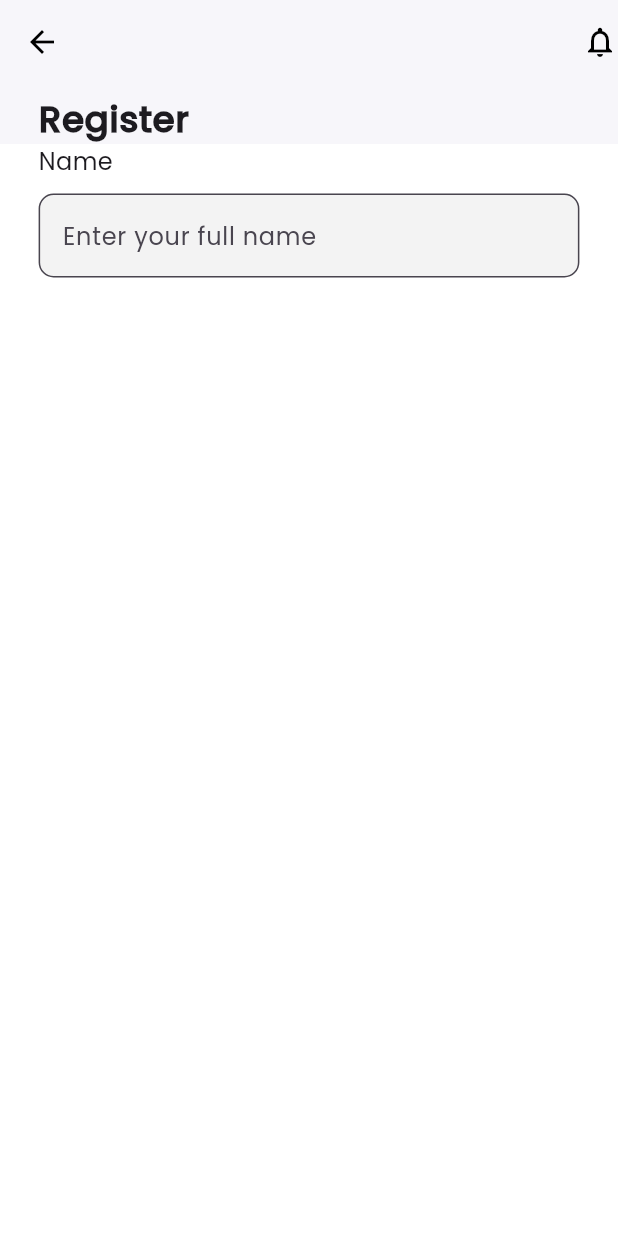
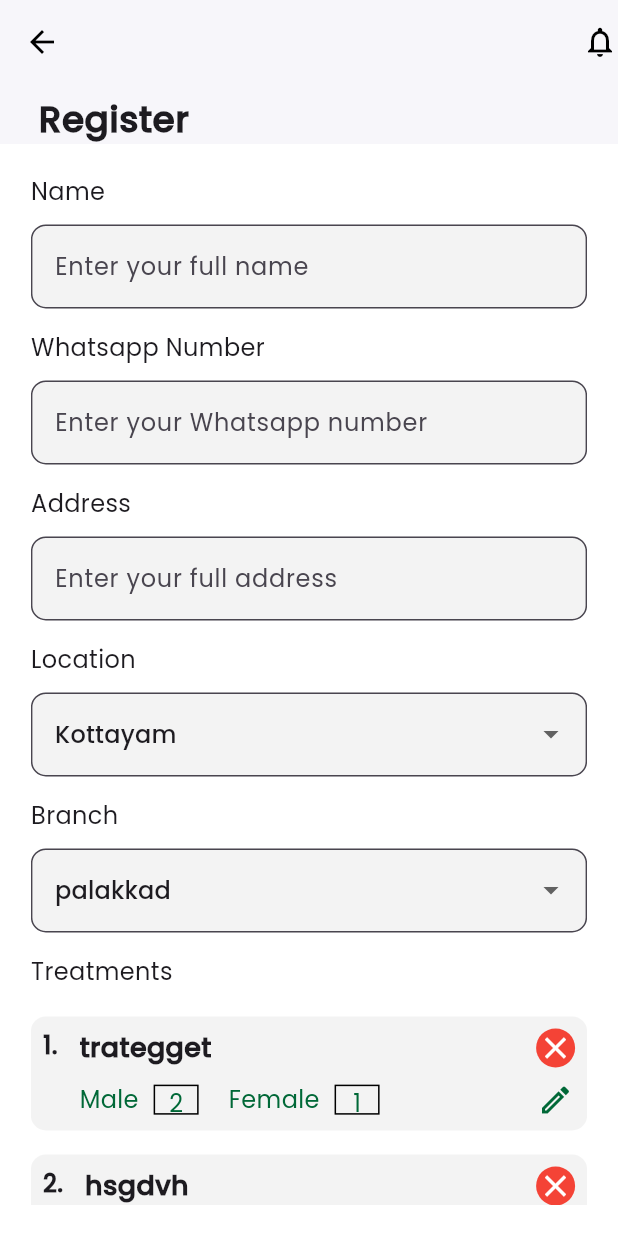
Before and after one commit to Athulprakash02/patient-manager, a Flutter app: the RegisterPateinetScreen screen opened directly, on a phone screen of 412 x 824 dp. Run offline on Flutter 3.47's test engine with Material 3 defaults, Android fonts, the phone set to English and light mode, and no system bars; our stand-ins replace shared_preferences; accounts and stored records are empty.

Commit message:
treatment details section added

```diff
--- /dev/null
+++ b/lib/controllers/core/constants.dart
@@ -0,0 +1,8 @@
+const List<String> locations = [
+  'Palakkad',
+  'Kochi',
+  'Calicut',
+  'Kottayam',
+  'Thrissur'
+];
+ List<String> branches = ['palakkad','calicut'];
--- a/lib/views/Register/register.dart
+++ b/lib/views/Register/register.dart
@@ -1,6 +1,10 @@
 import 'package:flutter/material.dart';
+import 'package:patient_manager/views/Register/widgets/branch_drop_down_widget.dart';
 import 'package:patient_manager/views/Register/widgets/details_textfeild_widget.dart';
+import 'package:patient_manager/views/Register/widgets/location_drop_down_widget.dart';
+import 'package:patient_manager/views/Register/widgets/treatment_details_widget.dart';
 
+// ignore: must_be_immutable
 class RegisterPateinetScreen extends StatelessWidget {
   RegisterPateinetScreen({super.key});
   final TextEditingController nameTextController = TextEditingController();
@@ -15,6 +19,11 @@ class RegisterPateinetScreen extends StatelessWidget {
       TextEditingController();
   final TextEditingController balanceAmountTextController =
       TextEditingController();
+  String? location;
+  String? branch;
+  List<String> treatmentName = ['trategget', 'hsgdvh'];
+  List<int> male = [2, 3];
+  List<int> female = [1, 4];
 
   @override
   Widget build(BuildContext context) {
@@ -22,12 +31,12 @@ class RegisterPateinetScreen extends StatelessWidget {
     return Scaffold(
       appBar: AppBar(
         elevation: 1,
-        actions: [Icon(Icons.notifications_none_outlined)],
+        actions: const [Icon(Icons.notifications_none_outlined)],
         bottom: PreferredSize(
             preferredSize: Size(size.width, 40),
             child: Padding(
               padding: EdgeInsets.symmetric(horizontal: size.width / 16),
-              child: Row(
+              child: const Row(
                 children: [
                   Text(
                     'Register',
@@ -41,15 +50,71 @@ class RegisterPateinetScreen extends StatelessWidget {
             )),
       ),
       body: SafeArea(
+          child: Padding(
+        padding: EdgeInsets.all(size.width / 20),
+        child: SingleChildScrollView(
+          physics: const BouncingScrollPhysics(),
           child: Column(
+            crossAxisAlignment: CrossAxisAlignment.start,
             children: [
               DetailsTextFeildWidget(
                   size: size,
                   title: 'Name',
                   hintText: 'Enter your full name',
                   controller: nameTextController,
-              keyBoardType: TextInputType.name)
+                  keyBoardType: TextInputType.name),
+              DetailsTextFeildWidget(
+                  size: size,
+                  title: 'Whatsapp Number',
+                  hintText: 'Enter your Whatsapp number',
+                  controller: whatsappNumberController,
+                  keyBoardType: TextInputType.phone),
+              DetailsTextFeildWidget(
+                  size: size,
+                  title: 'Address',
+                  hintText: 'Enter your full address',
+                  controller: addressTextController,
+                  keyBoardType: TextInputType.text),
+              const Text(
+                'Location',
+                style: TextStyle(fontSize: 16),
+              ),
+              const SizedBox(
+                height: 10,
+              ),
+              LocationDropDownWidget(location: location),
+              const SizedBox(
+                height: 15,
+              ),
+              const Text(
+                'Branch',
+                style: TextStyle(fontSize: 16),
+              ),
+              const SizedBox(
+                height: 10,
+              ),
+              BranchdropDownWidget(branch: branch),
+              const SizedBox(
+                height: 15,
+              ),
+              const Text(
+                'Treatments',
+                style: TextStyle(fontSize: 16, fontWeight: FontWeight.w300),
+              ),
+              const SizedBox(
+                height: 10,
+              ),
+              SizedBox(
+                child: ListView.builder(
+                  shrinkWrap: true,
+                  physics: const NeverScrollableScrollPhysics(),
+                  itemCount: treatmentName.length,
+                  itemBuilder: (context, index) => TreatmentDetailsWidget(size: size, treatmentName: treatmentName, male: male, female: female,index: index,),
+                ),
+              )
             ],
+          ),
+        ),
       )),
     );
   }
--- /dev/null
+++ b/lib/views/Register/widgets/branch_drop_down_widget.dart
@@ -0,0 +1,48 @@
+
+import 'package:flutter/material.dart';
+import 'package:patient_manager/controllers/core/constants.dart';
+
+// ignore: must_be_immutable
+class BranchdropDownWidget extends StatelessWidget {
+   BranchdropDownWidget({
+    super.key,
+    required this.branch,
+  });
+
+   String? branch;
+
+  @override
+  Widget build(BuildContext context) {
+    return DropdownButtonFormField(
+      value: branch ?? "palakkad",
+      hint: const Text(
+        'Select the branch',
+      ),
+      decoration: const InputDecoration(
+          fillColor: Color.fromARGB(79, 217, 217, 217),
+          filled: true,
+          focusedBorder: OutlineInputBorder(
+              // gapPadding: 0,
+              borderRadius: BorderRadius.all(Radius.circular(10)),
+              borderSide: BorderSide(
+                  style: BorderStyle.solid, color: Colors.grey)),
+          border: OutlineInputBorder(
+              // gapPadding: 0,
+
+              borderRadius: BorderRadius.all(Radius.circular(10)),
+              borderSide: BorderSide(
+                  style: BorderStyle.solid, color: Colors.grey))),
+      items: branches
+          .map(
+            (String items) => DropdownMenuItem(
+              value: items,
+              child: Text(items),
+            ),
+          )
+          .toList(),
+      onChanged: (value) {
+        branch = value;
+      },
+    );
+  }
+}
--- a/lib/views/Register/widgets/details_textfeild_widget.dart
+++ b/lib/views/Register/widgets/details_textfeild_widget.dart
@@ -1,10 +1,13 @@
-
 import 'package:flutter/material.dart';
 
 class DetailsTextFeildWidget extends StatelessWidget {
   const DetailsTextFeildWidget({
     super.key,
-    required this.size, required this.title, required this.hintText, required this.controller, required this.keyBoardType,
+    required this.size,
+    required this.title,
+    required this.hintText,
+    required this.controller,
+    required this.keyBoardType,
   });
   final Size size;
   final String title;
@@ -13,35 +16,36 @@ class DetailsTextFeildWidget extends StatelessWidget {
   final TextEditingController controller;
   final TextInputType keyBoardType;
 
-
   @override
   Widget build(BuildContext context) {
-    return Padding(
-      padding: EdgeInsets.only(left:size.width/16, right: size.width/16,),
-      child: Column(
+    return Column(
       crossAxisAlignment: CrossAxisAlignment.start,
       children: [
         Text(
-     title ,
-      style: const TextStyle(fontSize: 16),
+          title,
+          style: const TextStyle(fontSize: 16, fontWeight: FontWeight.w300),
         ),
           const SizedBox(
             height: 10,
           ),
         TextFormField(
           keyboardType: keyBoardType,
-
           controller: controller,
           decoration: InputDecoration(
               hintText: hintText,
-          fillColor: Color.fromARGB(79, 217, 217, 217),
+              fillColor: const Color.fromARGB(79, 217, 217, 217),
               filled: true,
               border: OutlineInputBorder(
-
+                  borderSide: const BorderSide(
+                    color: Colors.grey,
+                    style: BorderStyle.solid,
+                  ),
                   borderRadius: BorderRadius.circular(10))),
+        ),
+        const SizedBox(
+          height: 15,
         )
       ],
-      ),
     );
   }
 }
--- /dev/null
+++ b/lib/views/Register/widgets/location_drop_down_widget.dart
@@ -0,0 +1,48 @@
+
+import 'package:flutter/material.dart';
+import 'package:patient_manager/controllers/core/constants.dart';
+
+// ignore: must_be_immutable
+class LocationDropDownWidget extends StatelessWidget {
+   LocationDropDownWidget({
+    super.key,
+    required this.location,
+  });
+
+   String? location;
+
+  @override
+  Widget build(BuildContext context) {
+    return DropdownButtonFormField(
+      value: location ?? "Kottayam",
+      hint: const Text(
+        'Choose your location',
+      ),
+      decoration: const InputDecoration(
+          fillColor: Color.fromARGB(79, 217, 217, 217),
+          filled: true,
+          focusedBorder: OutlineInputBorder(
+              // gapPadding: 0,
+              borderRadius: BorderRadius.all(Radius.circular(10)),
+              borderSide: BorderSide(
+                  style: BorderStyle.solid, color: Colors.grey)),
+          border: OutlineInputBorder(
+              // gapPadding: 0,
+
+              borderRadius: BorderRadius.all(Radius.circular(10)),
+              borderSide: BorderSide(
+                  style: BorderStyle.solid, color: Colors.grey))),
+      items: locations
+          .map(
+            (String items) => DropdownMenuItem(
+              value: items,
+              child: Text(items),
+            ),
+          )
+          .toList(),
+      onChanged: (value) {
+        location = value;
+      },
+    );
+  }
+}
--- /dev/null
+++ b/lib/views/Register/widgets/treatment_details_widget.dart
@@ -0,0 +1,112 @@
+
+import 'package:flutter/material.dart';
+import 'package:patient_manager/views/Register/widgets/treatment_person_count_widget.dart';
+
+class TreatmentDetailsWidget extends StatelessWidget {
+  const TreatmentDetailsWidget({
+    super.key,
+    required this.size,
+    required this.treatmentName,
+    required this.male,
+    required this.female, required this.index,
+  });
+
+  final Size size;
+  final List<String> treatmentName;
+  final List<int> male;
+  final List<int> female;
+  final int index;
+
+  @override
+  Widget build(BuildContext context) {
+    return Padding(
+      padding:  const EdgeInsets.symmetric(vertical: 8),
+      child: Container(
+        decoration: BoxDecoration(
+          color: const Color.fromARGB(79, 217, 217, 217),
+          borderRadius: BorderRadius.circular(10)
+        ),
+        child: Padding(
+          padding: const EdgeInsets.all(8.0),
+          child: Column(
+            mainAxisAlignment: MainAxisAlignment.start,
+            children: [
+              Row(
+                crossAxisAlignment: CrossAxisAlignment.start,
+                children: [
+                  Text(
+                    '${index + 1}. ',
+                    style: const TextStyle(
+                        fontSize: 16, fontWeight: FontWeight.bold),
+                  ),
+                  const SizedBox(
+                    width: 10,
+                  ),
+                  SizedBox(
+                    width: size.width * .7,
+                    child: Column(
+                      crossAxisAlignment: CrossAxisAlignment.start,
+                      children: [
+                        Text(
+                          treatmentName[index],
+                          style: const TextStyle(
+                              fontSize: 18,
+                              fontWeight: FontWeight.bold),
+                        ),
+                        const SizedBox(
+                          height: 10,
+                        ),
+                        Row(
+                          children: [
+                            TreatMentPresonCountWidget(
+                              genderCount: male[index],
+                              title: 'Male',
+                            ),
+                            const SizedBox(
+                              width: 20,
+                            ),
+                            TreatMentPresonCountWidget(
+                              genderCount: female[index],
+                              title: 'Female',
+                            ),
+                          ],
+                        )
+                      ],
+                    ),
+                  ),
+                  const Spacer(),
+                  Column(
+                    children: [
+                      GestureDetector(
+                        onTap: () {
+                        },
+                        child: const CircleAvatar(
+                            radius: 13,
+                            backgroundColor: Colors.red,
+                            child: Icon(
+                              Icons.close,
+                              color: Colors.white,
+                            )),
+                      ),
+                      const SizedBox(
+                        height: 10,
+                      ),
+                      GestureDetector(
+                        onTap: () {
+                        },
+                        child: const Icon(
+                          Icons.mode_edit_outline_outlined,
+                          color: Color(0xff006837),
+                        ),
+                      )
+                    ],
+                  )
+                ],
+              ),
+            ],
+          ),
+        ),
+      ),
+    );
+  }
+}
--- /dev/null
+++ b/lib/views/Register/widgets/treatment_person_count_widget.dart
@@ -0,0 +1,38 @@
+
+import 'package:flutter/material.dart';
+
+class TreatMentPresonCountWidget extends StatelessWidget {
+  const TreatMentPresonCountWidget({
+    super.key,
+    required this.genderCount,
+    required this.title,
+  });
+
+  final int genderCount;
+  final String title;
+
+  @override
+  Widget build(BuildContext context) {
+    return Row(
+      children: [
+        Text(
+          title,
+          style: const TextStyle(fontSize: 16, color: Color(0xff006837)),
+        ),
+        const SizedBox(
+          width: 10,
+        ),
+        Container(
+          decoration: BoxDecoration(border: Border.all()),
+          width: 30,
+          height: 20,
+          child: Center(
+              child: Text(
+            genderCount.toString(),
+            style: const TextStyle(color: Color(0xff006837), fontSize: 16),
+          )),
+        )
+      ],
+    );
+  }
+}
--- a/lib/views/home/home.dart
+++ b/lib/views/home/home.dart
@@ -106,6 +106,7 @@ class HomeScreen extends StatelessWidget {
               child: Padding(
                   padding: EdgeInsets.symmetric(horizontal: size.width / 16),
                   child: ListView.builder(
+                    physics: const BouncingScrollPhysics(),
                     itemCount: 5,
                     itemBuilder: (context, index) =>
                         PatientDetailWidget(size: size),
```
Lines whose indentation alone changed are shown as unchanged.
